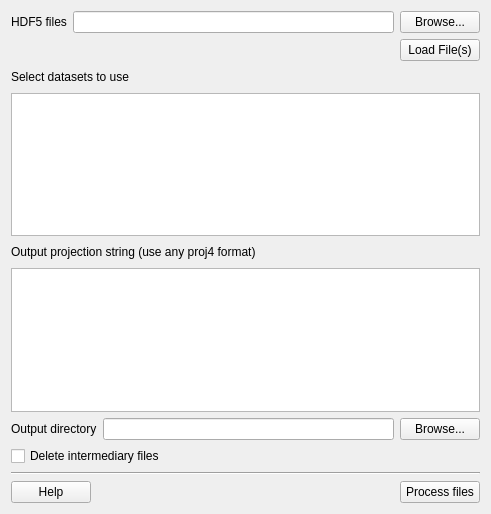
Before: the Qt Designer form Ui_HDF5Georeferencer.ui in ricardogsilva/LSASAF-georeferencer, drawn with Qt 5.
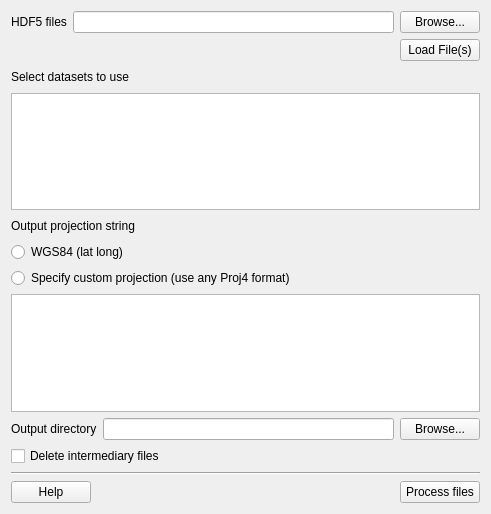
After: the same form once the commit is applied.

Commit message: Added radio buttons for choosing between preset WGS84 projection or a custom proj4 string.

```diff
--- a/Ui_HDF5Georeferencer.ui
+++ b/Ui_HDF5Georeferencer.ui
@@ -97,10 +97,7 @@
      <item>
       <widget class="QLabel" name="label_4">
        <property name="text">
-        <string>Output projection string (use any proj4 format)</string>
-       </property>
-       <property name="buddy">
-        <cstring>projectionTE</cstring>
+        <string>Output projection string</string>
        </property>
       </widget>
      </item>
@@ -120,7 +117,55 @@
     </layout>
    </item>
    <item>
-    <widget class="QTextEdit" name="projectionTE"/>
+    <layout class="QHBoxLayout" name="horizontalLayout_8">
+     <item>
+      <widget class="QRadioButton" name="wgs84RB">
+       <property name="text">
+        <string>WGS84 (lat long)</string>
+       </property>
+      </widget>
+     </item>
+     <item>
+      <spacer name="horizontalSpacer_6">
+       <property name="orientation">
+        <enum>Qt::Horizontal</enum>
+       </property>
+       <property name="sizeHint" stdset="0">
+        <size>
+         <width>40</width>
+         <height>20</height>
+        </size>
+       </property>
+      </spacer>
+     </item>
+    </layout>
+   </item>
+   <item>
+    <layout class="QHBoxLayout" name="horizontalLayout_9">
+     <item>
+      <widget class="QRadioButton" name="radioButton_2">
+       <property name="text">
+        <string>Specify custom projection (use any Proj4 format)</string>
+       </property>
+      </widget>
+     </item>
+     <item>
+      <spacer name="horizontalSpacer_7">
+       <property name="orientation">
+        <enum>Qt::Horizontal</enum>
+       </property>
+       <property name="sizeHint" stdset="0">
+        <size>
+         <width>40</width>
+         <height>20</height>
+        </size>
+       </property>
+      </spacer>
+     </item>
+    </layout>
+   </item>
+   <item>
+    <widget class="QTextEdit" name="customProjectionTE"/>
    </item>
    <item>
     <layout class="QHBoxLayout" name="horizontalLayout_3">
```
Left out of the diff: 4 changed lines with no effect on the pictures.
